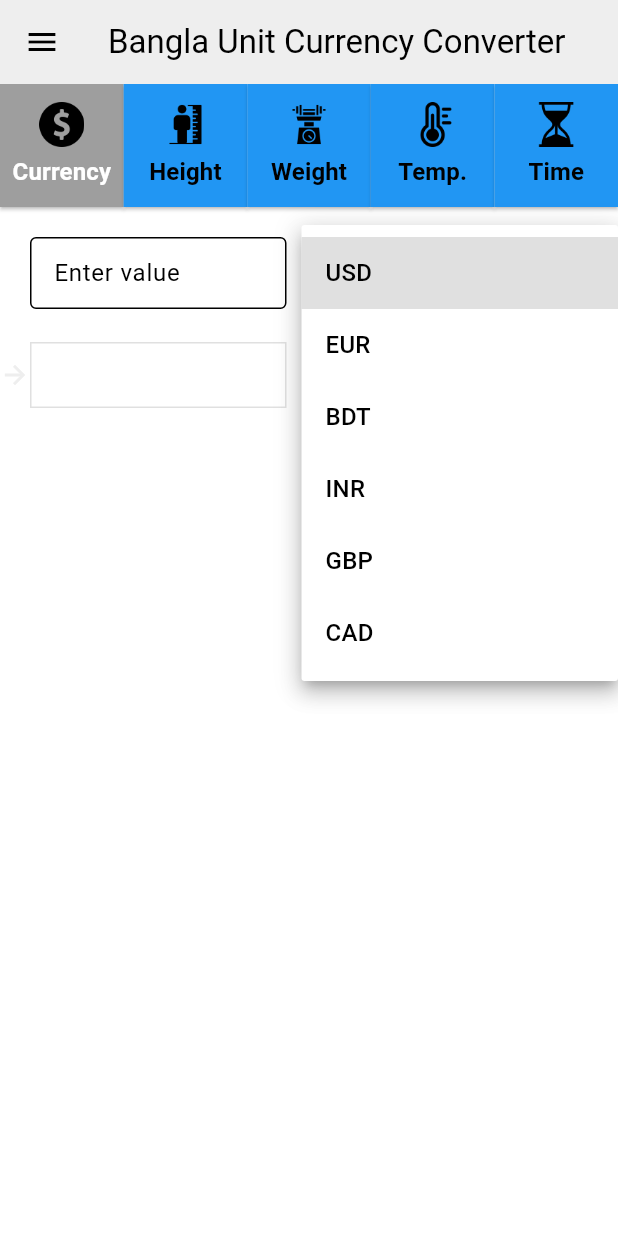
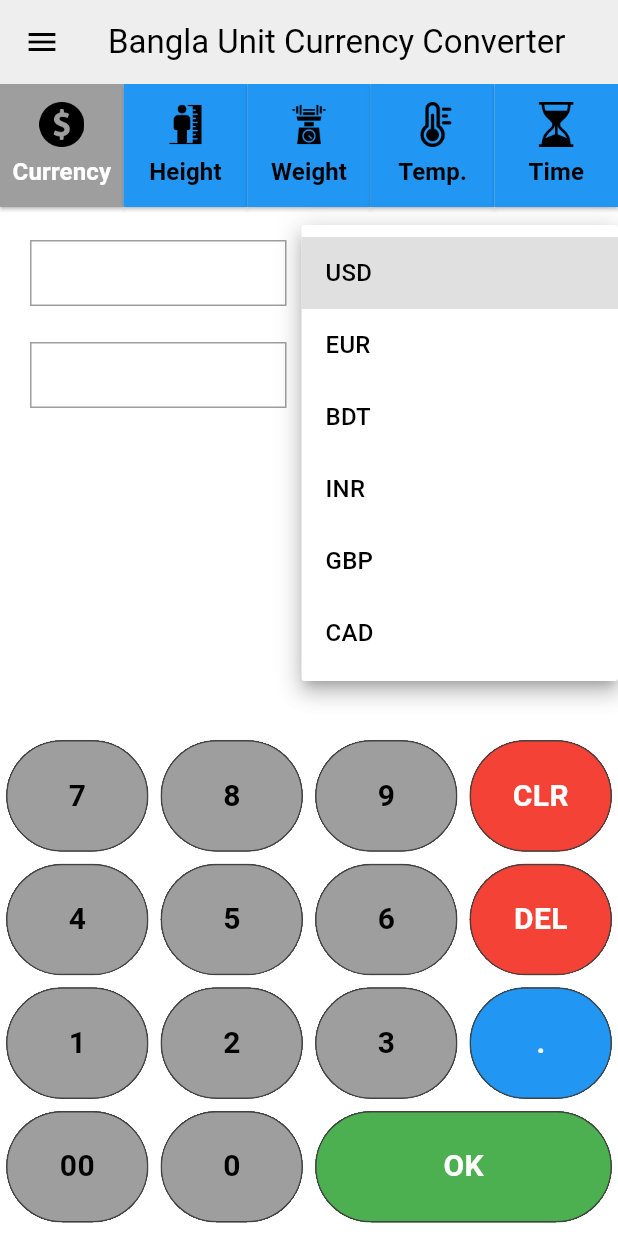
Before and after one commit to Nyctophilia58/bangla_unit_currency_converter, a Flutter app: the screen it shows after launch, after a tap on "Select an option", on a phone screen of 412 x 824 dp. Run offline on Flutter 3.47's test engine with Material 3 defaults, Android fonts, the phone set to English and light mode, and no system bars; our stand-ins replace google_mobile_ads, shared_preferences; network calls fail.

Commit message:
Conversions
added height, weight, temperature and times conversion logics

```diff
--- /dev/null
+++ b/lib/conversions/convert_currency.dart
@@ -0,0 +1,3 @@
+String convertCurrency(double value, String from, String to) {
+  return "currency";
+}
--- a/lib/main.dart
+++ b/lib/main.dart
@@ -5,6 +5,7 @@ import 'package:unit_currency_converter/providers/selection_provider.dart';
 import 'screens/converter.dart';
 import 'package:provider/provider.dart';
 import 'providers/theme_provider.dart';
+
 
 void main() async{
   WidgetsFlutterBinding.ensureInitialized();
--- /dev/null
+++ b/lib/models/button_values.dart
@@ -0,0 +1,36 @@
+class Button {
+  static const String del = "DEL";
+  static const String clear = "CLR";
+  static const String ok = "OK";
+  static const String zeroZero = "00";
+  static const String dot = ".";
+
+  static const String one = "1";
+  static const String two = "2";
+  static const String three = "3";
+  static const String four = "4";
+  static const String five = "5";
+  static const String six = "6";
+  static const String seven = "7";
+  static const String eight = "8";
+  static const String nine = "9";
+  static const String zero = "0";
+
+  static const List<String> buttonValues = [
+    seven,
+    eight,
+    nine,
+    clear,
+    four,
+    five,
+    six,
+    del,
+    one,
+    two,
+    three,
+    dot,
+    zeroZero,
+    zero,
+    ok,
+  ];
+}
--- a/lib/screens/converter.dart
+++ b/lib/screens/converter.dart
@@ -5,6 +5,12 @@ import 'package:unit_currency_converter/ad_helper.dart';
 import 'package:unit_currency_converter/providers/language_provider.dart';
 import 'package:unit_currency_converter/widgets/drawer.dart';
 
+import '../conversions/convert_currency.dart';
+import '../conversions/convert_height.dart';
+import '../conversions/convert_temperature.dart';
+import '../conversions/convert_time.dart';
+import '../conversions/convert_weight.dart';
+import '../models/button_values.dart';
 import '../models/square_button.dart';
 import '../providers/selection_provider.dart';
 
@@ -17,6 +23,9 @@ class ConverterPage extends StatefulWidget {
 
 class _ConverterPageState extends State<ConverterPage> {
   BannerAd? _bannerAd;
+
+  String inputValue = '';
+  String outputValue = '';
 
   final List<String> buttonLabelsEnglish = [
     'Currency',
@@ -50,12 +59,11 @@ class _ConverterPageState extends State<ConverterPage> {
     4: ['Seconds', 'Minutes', 'Hours', 'Days'],
   };
 
-  final myTextController = TextEditingController();
-  String _output = '';
-
   @override
   void initState(){
     super.initState();
+    inputValue = '';
+    outputValue = '';
     BannerAd(
       adUnitId: AdHelper.bannerAdUnitId,
       request: AdRequest(),
@@ -74,9 +82,50 @@ class _ConverterPageState extends State<ConverterPage> {
     ).load();
   }
 
+  void performConversion() {
+    final dropdownProvider = Provider.of<SelectionProvider>(context, listen: false);
+    final from = dropdownProvider.firstSelectedValue;
+    final to = dropdownProvider.secondSelectedValue;
+    final category = dropdownProvider.selectedIndex;
+
+    double? input = double.tryParse(inputValue);
+    if (input == null || from == null || to == null) {
+      setState(() {
+        outputValue = 'Invalid';
+      });
+      return;
+    }
+
+    double result;
+
+    switch (category) {
+      case 1: // Height
+        result = convertHeight(input, from, to);
+        break;
+      case 2: // Weight
+        result = convertWeight(input, from, to);
+        break;
+      case 3: // Temperature
+        result = convertTemperature(input, from, to);
+        break;
+      case 4: // Time
+        result = convertTime(input, from, to);
+        break;
+      case 0: // Currency (you'll need API for real-time data)
+        result = convertCurrency(input, from, to) as double; // Placeholder
+        break;
+      default:
+        result = input;
+    }
+
+    setState(() {
+      outputValue = result.toStringAsFixed(2);
+    });
+  }
+
+
   @override
   void dispose() {
-    myTextController.dispose();
     super.dispose();
   }
 
@@ -84,6 +133,8 @@ class _ConverterPageState extends State<ConverterPage> {
   Widget build(BuildContext context) {
     final languageProvider = Provider.of<LanguageProvider>(context);
     final dropdownProvider = Provider.of<SelectionProvider>(context);
+
+    final screenSize = MediaQuery.of(context).size;
 
     return Scaffold(
       appBar: AppBar(
@@ -108,6 +159,8 @@ class _ConverterPageState extends State<ConverterPage> {
                     isSelected: isSelected,
                     onTap: (){
                       dropdownProvider.selectIndex(index);
+                      inputValue = '';
+                      outputValue = '';
                     }
                   );
                 })
@@ -120,17 +173,14 @@ class _ConverterPageState extends State<ConverterPage> {
                   const SizedBox(width: 20,),
                   Expanded(
                     flex: 2,
-                    child: TextField(
-                      controller: myTextController,
-                      onChanged: (text) {
-                        setState(() {
-                          _output = text;
-                        });
-                      },
-                      decoration: InputDecoration(
-                        hintText: "Enter value",
-                        border: OutlineInputBorder(),
-                        contentPadding: EdgeInsets.symmetric(horizontal: 12)
+                    child: Container(
+                      padding: EdgeInsets.all(8),
+                      decoration: BoxDecoration(
+                        border: Border.all(color: Colors.grey),
+                      ),
+                      child: Text(
+                        inputValue,
+                        style: TextStyle(fontSize: 18),
                       ),
                     ),
                   ),
@@ -144,6 +194,7 @@ class _ConverterPageState extends State<ConverterPage> {
                       isExpanded: true,
                       hint: Text("Select an option"),
                       items: dropdownOptions[dropdownProvider.selectedIndex]!
+                        .toSet()
                           .map((e) => DropdownMenuItem(
                               value: e,
                               child: Text(e),
@@ -168,23 +219,20 @@ class _ConverterPageState extends State<ConverterPage> {
 
               Row(
                 children: [
-                  Icon(
-                    Icons.arrow_forward,
-                    size: 20,
-                    color: Theme.of(context).colorScheme.primary,
-                  ),
+                  const SizedBox(width: 20),
 
                   Expanded(
                     flex: 2,
                     child: Container(
                       padding: EdgeInsets.all(8),
                       decoration: BoxDecoration(
-                        border: Border.all(color: Colors.grey.shade300),
+                        border: Border.all(color: Colors.grey),
                       ),
                       child: Text(
-                        _output,
+                        outputValue,
                         style: TextStyle(fontSize: 18),
                       ),
+
                     ),
                   ),
 
@@ -197,6 +245,7 @@ class _ConverterPageState extends State<ConverterPage> {
                       isExpanded: true,
                       hint: Text("Select an option"),
                       items: dropdownOptions[dropdownProvider.selectedIndex]!
+                          .toSet()
                           .map((e) => DropdownMenuItem(
                         value: e,
                         child: Text(e),
@@ -216,13 +265,26 @@ class _ConverterPageState extends State<ConverterPage> {
                   const SizedBox(width: 20),
                 ],
               ),
+
+              const SizedBox(height: 20,),
             ],
           ),
 
           Column(
             mainAxisAlignment: MainAxisAlignment.spaceAround,
             children: [
-              // add a calculator here
+              Wrap(
+                children: Button.buttonValues
+                  .map(
+                    (value) => SizedBox(
+                      width: value == Button.ok ? (screenSize.width / 2) : screenSize.width / 4,
+                      height: screenSize.height / 10,
+                      child: buildButton(value),
+                    ),
+                  ).toList(),
+              ),
+
+              const SizedBox(height: 5,),
 
               if(_bannerAd != null)
                 Align(
@@ -239,4 +301,71 @@ class _ConverterPageState extends State<ConverterPage> {
       )
     );
   }
+
+  Widget buildButton(String value) {
+    return Padding(
+      padding: const EdgeInsets.all(4.0),
+      child: Material(
+        color: getButtonColor(value),
+        clipBehavior: Clip.hardEdge,
+        shape: OutlineInputBorder(
+          borderRadius: BorderRadius.circular(50),
+          borderSide: BorderSide(
+            color: Theme.of(context).colorScheme.inversePrimary,
+            width: 1,
+          ),
+        ),
+        child: InkWell(
+          onTap: () {
+            if (value == Button.del) {
+              setState(() {
+                inputValue = inputValue.isNotEmpty ? inputValue.substring(0, inputValue.length - 1) : '';
+              });
+            } else if (value == Button.clear) {
+              setState(() {
+                inputValue = '';
+              });
+            } else if (value == Button.ok) {
+              // Handle OK button action
+              performConversion();
+            } else if (value == Button.dot) {
+              setState(() {
+                inputValue += '.';
+              });
+            } else if (value == Button.zeroZero) {
+              setState(() {
+                inputValue += '00';
+              });
+            } else {
+              setState(() {
+                inputValue += value;
+              });
+            }
+          },
+          child: Center(
+            child: Text(
+              value,
+              style: TextStyle(
+                fontSize: 20,
+                fontWeight: FontWeight.bold,
+                color: [Button.del, Button.clear].contains(value)?
+                  Colors.white :
+                [Button.ok,].contains(value)?
+                  Colors.white :
+                [Button.dot].contains(value)? Colors.white : Colors.black,
+              ),
+            ),
+          ),
+        ),
+      ),
+    );
+  }
+
+  Color getButtonColor(value) {
+    return [Button.del, Button.clear].contains(value)?
+    Colors.red :
+    [Button.ok,].contains(value)?
+    Colors.green : [Button.dot,].contains(value) ? Colors.blue :
+    Colors.grey;
+  }
 }
--- a/pubspec.yaml
+++ b/pubspec.yaml
@@ -30,6 +30,8 @@ environment:
 dependencies:
   flutter:
     sdk: flutter
+  flutter_localizations:
+    sdk: flutter
 
   # The following adds the Cupertino Icons font to your application.
   # Use with the CupertinoIcons class for iOS style icons.
@@ -38,7 +40,7 @@ dependencies:
   google_mobile_ads: ^6.0.0
   provider: ^6.1.5
   shared_preferences: ^2.5.3
-  intl: ^0.20.2
+  intl: ^0.19.0
   flutter_inset_box_shadow: ^1.0.8
 
 dev_dependencies:
@@ -66,7 +68,9 @@ flutter:
   # To add assets to your application, add an assets section, like this:
   assets:
      - assets/icons/
+     - assets/
 
+  generate: true
   # An image asset can refer to one or more resolution-specific "variants", see
   # https://flutter.dev/to/resolution-aware-images
 
```
Also changed, not shown: lib/conversions/convert_height.dart (added, +9 -0 lines), lib/conversions/convert_temperature.dart (added, +12 -0 lines), lib/conversions/convert_time.dart (added, +9 -0 lines), lib/conversions/convert_weight.dart (added, +9 -0 lines), pubspec.lock.
